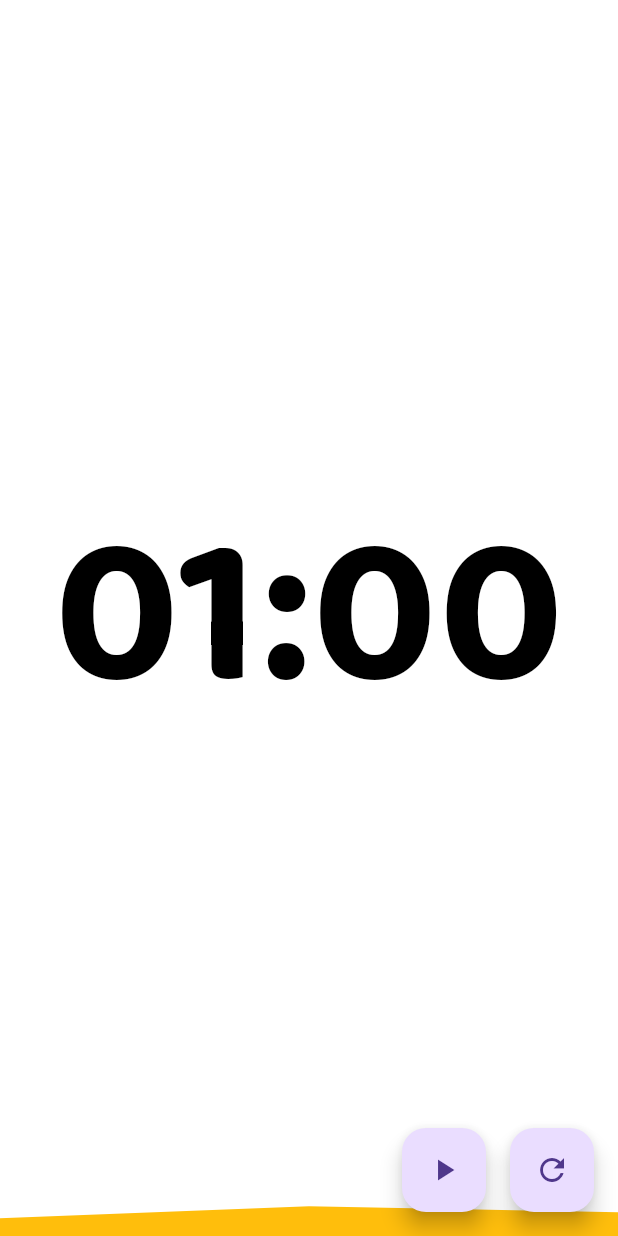
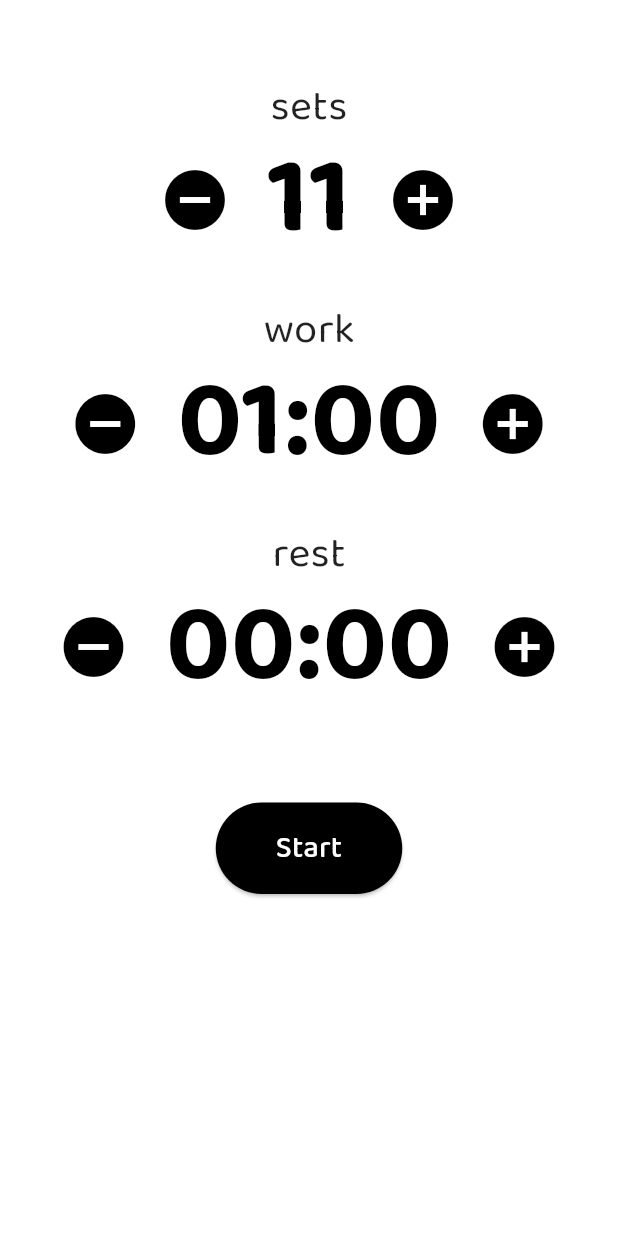
Before and after one commit to eleonoreeuzenes/intervaltimer, a Flutter app: the screen it shows after launch, on a phone screen of 412 x 824 dp. Run offline on Flutter 3.47's test engine with Material 3 defaults, Android fonts, the phone set to English and light mode, and no system bars; our stand-ins replace google_fonts.

Commit message:
add setting page

```diff
--- a/timer/lib/main.dart
+++ b/timer/lib/main.dart
@@ -1,5 +1,6 @@
 import 'package:flutter/material.dart';
-import 'screens/timer_screen.dart';
+import 'screens/settings_screen.dart';
+
 
 void main() {
   runApp(const TimerApp());
@@ -11,7 +12,7 @@ class TimerApp extends StatelessWidget {
   @override
   Widget build(BuildContext context) {
     return const MaterialApp(
-      home: SimpleTimerScreen(),
+      home: SettingsScreen(),
       debugShowCheckedModeBanner: false,
     );
   }
--- /dev/null
+++ b/timer/lib/screens/settings_screen.dart
@@ -0,0 +1,148 @@
+import 'package:flutter/material.dart';
+import 'package:google_fonts/google_fonts.dart';
+import 'timer_screen.dart';
+
+class SettingsScreen extends StatefulWidget {
+  const SettingsScreen({super.key});
+
+  @override
+  State<SettingsScreen> createState() => _SettingsScreenState();
+}
+
+class _SettingsScreenState extends State<SettingsScreen> {
+  int sets = 11;
+  int workSeconds = 60;
+  int restSeconds = 0;
+
+// for implementing cusotmized names in the future
+  String exerciseName = "Workout";
+
+  void increment(String field) {
+    setState(() {
+      switch (field) {
+        case "sets":
+          sets++;
+          break;
+        case "work":
+          workSeconds += 5;
+          break;
+        case "rest":
+          restSeconds += 5;
+          break;
+      }
+    });
+  }
+
+  void decrement(String field) {
+    setState(() {
+      switch (field) {
+        case "sets":
+          if (sets > 1) sets--;
+          break;
+        case "work":
+          if (workSeconds > 5) workSeconds -= 5;
+          break;
+        case "rest":
+          if (restSeconds > 0) restSeconds -= 5;
+          break;
+      }
+    });
+  }
+
+  String formatTime(int seconds) {
+    final m = (seconds ~/ 60).toString().padLeft(2, '0');
+    final s = (seconds % 60).toString().padLeft(2, '0');
+    return "$m:$s";
+  }
+
+  void startTimer() {
+    Navigator.push(
+      context,
+      MaterialPageRoute(
+        builder: (_) => SimpleTimerScreen(
+          sets: sets,
+          workDuration: workSeconds,
+          restDuration: restSeconds,
+          exerciseName: exerciseName,
+        ),
+      ),
+    );
+  }
+
+  Widget buildSettingRow(String label, String value, String field) {
+    return Padding(
+      padding: const EdgeInsets.symmetric(vertical: 12),
+      child: Column(
+        children: [
+          Text("$label",
+                          style: GoogleFonts.baloo2(
+                  fontSize: 28,
+                  color: Colors.black87,
+                  height: 0.8,
+                ),),
+      Row(
+        mainAxisAlignment: MainAxisAlignment.center,
+        children: [
+          IconButton(
+            onPressed: () => decrement(field),
+            icon: const Icon(Icons.remove_circle),
+            iconSize: 48,
+            color: Colors.black,
+          ),
+          const SizedBox(width: 16),
+          Text(
+            "$value",
+            style: GoogleFonts.baloo2(
+              fontSize: 72,
+              color: Colors.black,
+              fontWeight: FontWeight.bold,
+              ),
+
+          ),
+          const SizedBox(width: 16),
+          IconButton(
+            onPressed: () => increment(field),
+            icon: const Icon(Icons.add_circle),
+            iconSize: 48,
+            color: Colors.black,
+          ),
+        ],
+      ),
+        ],
+    ),
+    );
+
+  }
+
+  @override
+  Widget build(BuildContext context) {
+    return Scaffold(
+      backgroundColor: Colors.white,
+      body: Padding(
+        padding: const EdgeInsets.symmetric(horizontal: 24, vertical: 48),
+        child: Column(
+          children: [
+            // Cat illustration placeholder
+            // const SizedBox(height: 10),
+            // const Icon(Icons.pets, size: 80, color: Colors.black), // Replace with actual image later
+            // const SizedBox(height: 10),
+
+            buildSettingRow("sets", "$sets", "sets"),
+            buildSettingRow("work", formatTime(workSeconds), "work"),
+            buildSettingRow("rest", formatTime(restSeconds), "rest"),
+
+            const SizedBox(height: 40),
+            ElevatedButton(
+              onPressed: startTimer,
+              style: ElevatedButton.styleFrom(
+                backgroundColor: Colors.black,
+                padding: const EdgeInsets.symmetric(horizontal: 40, vertical: 16),
+              ),
+              child: Text("Start", style: GoogleFonts.baloo2(fontSize: 20, color: Colors.white)),
+            ),
+          ],
+        ),
+      ),
+    );
+  }
+}
--- a/timer/lib/screens/timer_screen.dart
+++ b/timer/lib/screens/timer_screen.dart
@@ -5,17 +5,32 @@ import 'package:google_fonts/google_fonts.dart';
 import '../widgets/blob_painter.dart';
 
 class SimpleTimerScreen extends StatefulWidget {
-  const SimpleTimerScreen({super.key});
+  final int workDuration;
+  final int restDuration;
+  final String exerciseName;
+  final int sets;
+
+  const SimpleTimerScreen({
+    super.key,
+    required this.workDuration,
+    required this.restDuration,
+    required this.exerciseName,
+    required this.sets,
+  });
 
   @override
   State<SimpleTimerScreen> createState() => _SimpleTimerScreenState();
 }
 
+enum TimerPhase { work, rest, done }
+
 class _SimpleTimerScreenState extends State<SimpleTimerScreen>
     with TickerProviderStateMixin {
-  static const int initialSeconds = 60;
-  int remainingSeconds = initialSeconds;
+  late int remainingSeconds;
+  late int currentSet;
+  late TimerPhase phase;
   Timer? timer;
+  bool isRunning = false;
 
   late AnimationController blobController;
   double blobTime = 0.0;
@@ -23,6 +38,9 @@ class _SimpleTimerScreenState extends State<SimpleTimerScreen>
   @override
   void initState() {
     super.initState();
+    currentSet = 1;
+    phase = TimerPhase.work;
+    remainingSeconds = widget.workDuration;
 
     blobController = AnimationController(
       vsync: this,
@@ -45,6 +63,9 @@ class _SimpleTimerScreenState extends State<SimpleTimerScreen>
 
   void startTimer() {
     timer?.cancel();
+    setState(() {
+      isRunning = true;
+    });
     timer = Timer.periodic(const Duration(seconds: 1), (t) {
       if (remainingSeconds > 0) {
         setState(() {
@@ -52,13 +73,39 @@ class _SimpleTimerScreenState extends State<SimpleTimerScreen>
         });
       } else {
         t.cancel();
+        handlePhaseTransition();
       }
     });
   }
 
+  void handlePhaseTransition() {
+    if (phase == TimerPhase.work && widget.restDuration > 0) {
+      setState(() {
+        phase = TimerPhase.rest;
+        remainingSeconds = widget.restDuration;
+        startTimer();
+      });
+    } else if (currentSet < widget.sets) {
+      setState(() {
+        currentSet++;
+        phase = TimerPhase.work;
+        remainingSeconds = widget.workDuration;
+        startTimer();
+      });
+    } else {
+      setState(() {
+        phase = TimerPhase.done;
+      });
+    }
+  }
+
   void resetTimer() {
+    timer?.cancel();
     setState(() {
-      remainingSeconds = initialSeconds;
+      isRunning = false;
+      currentSet = 1;
+      phase = TimerPhase.work;
+      remainingSeconds = widget.workDuration;
     });
   }
 
@@ -70,10 +117,29 @@ class _SimpleTimerScreenState extends State<SimpleTimerScreen>
 
   @override
   Widget build(BuildContext context) {
-    final progress = 1 - (remainingSeconds / initialSeconds);
+    if (phase == TimerPhase.done) {
+      return Scaffold(
+        backgroundColor: Colors.pinkAccent,
+        body: Center(
+          child: Text(
+            "done",
+            style: GoogleFonts.baloo2(
+              fontSize: 80,
+              color: Colors.white,
+              fontWeight: FontWeight.bold,
+            ),
+          ),
+        ),
+      );
+    }
+
+    final totalDuration =
+        phase == TimerPhase.work ? widget.workDuration : widget.restDuration;
+    final progress = 1 - (remainingSeconds / totalDuration);
+    final isWork = phase == TimerPhase.work;
 
     return Scaffold(
-      backgroundColor: Colors.white,
+      backgroundColor: isWork ? Colors.white :  Color(0xFFF95607),
       body: Stack(
         children: [
           Positioned.fill(
@@ -81,36 +147,64 @@ class _SimpleTimerScreenState extends State<SimpleTimerScreen>
               painter: MorphingBlobPainter(
                 progress: progress,
                 time: blobTime,
+                color: isWork ? const Color(0xFFFFBE0C) : Colors.white,
+                fromBottom: isWork,
               ),
             ),
           ),
-          Center(
-            child: Text(
+          SizedBox(
+            width: double.infinity,
+            child: Column(
+              mainAxisAlignment: MainAxisAlignment.center,
+              crossAxisAlignment: CrossAxisAlignment.center,
+              children: [
+              Text(
                 formatTime(remainingSeconds),
                 style: GoogleFonts.baloo2(
-                fontSize: 140,
+                  fontSize: 100,
                   color: Colors.black,
                   fontWeight: FontWeight.bold,
+                  height: 0.8,
+                ),
+              ),
+              Text(
+                isWork ? widget.exerciseName : "Rest",
+                style: GoogleFonts.baloo2(
+                  fontSize: 28,
+                  color: Colors.black87,
+                ),
+              ),
+              Text(
+                "Set $currentSet of ${widget.sets}",
+                style: GoogleFonts.baloo2(
+                  fontSize: 20,
+                  color: Colors.black54,
+                ),
+              ),
+              const SizedBox(height: 40),
+              if (!isRunning)
+                ElevatedButton(
+                  onPressed: startTimer,
+                  style: ElevatedButton.styleFrom(
+                    backgroundColor: Colors.black,
+                    padding: const EdgeInsets.symmetric(horizontal: 32, vertical: 16),
+                  ),
+                  child: Text(
+                    "start",
+                    style: GoogleFonts.baloo2(
+                      fontSize: 20,
+                      color: Colors.white,
                     ),
                   ),
                 ),
             ],
           ),
-      floatingActionButton: Row(
-        mainAxisAlignment: MainAxisAlignment.end,
-        children: [
-          FloatingActionButton(
-            heroTag: "start",
-            onPressed: startTimer,
-            child: const Icon(Icons.play_arrow),
           ),
-          const SizedBox(width: 16),
-          FloatingActionButton(
-            heroTag: "reset",
+        ],
+      ),
+      floatingActionButton: FloatingActionButton(
         onPressed: resetTimer,
         child: const Icon(Icons.refresh),
-          ),
-        ],
       ),
     );
   }
--- a/timer/lib/widgets/blob_painter.dart
+++ b/timer/lib/widgets/blob_painter.dart
@@ -4,16 +4,20 @@ import 'package:flutter/material.dart';
 class MorphingBlobPainter extends CustomPainter {
   final double progress;
   final double time;
+   final Color color;
+  final bool fromBottom;
 
   MorphingBlobPainter({
     required this.progress,
     required this.time,
+        required this.color,
+    required this.fromBottom,
   });
 
   @override
   void paint(Canvas canvas, Size size) {
     final paint = Paint()
-      ..color = const Color(0xFFFFBE0C)
+      ..color = color
       ..style = PaintingStyle.fill;
 
     final path = Path();
```
Lines whose indentation alone changed are shown as unchanged.
